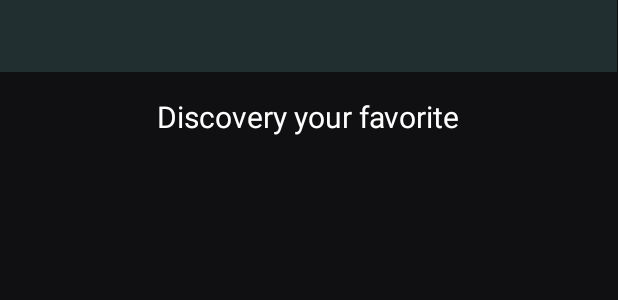
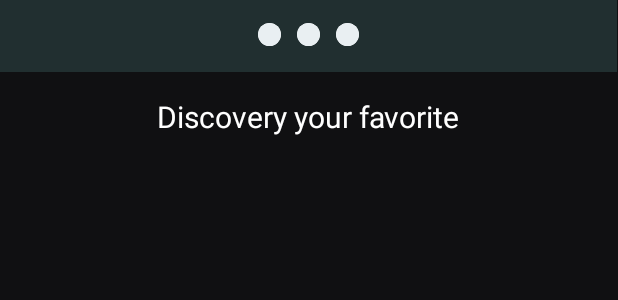
Before and after one commit to givemeapassword/Want_It, an Android app: the layout fragment_page_second.xml on its own in the app's theme, with its tools: preview values and no code run, on a phone screen of 412 x 824 dp. Shown: the top 300 px of the screen. Run offline under Robolectric (Android 15) with nearby library versions, the phone set to English and light mode, and no system bars.

```diff
--- a/app/src/main/java/com/example/wantit/MainActivity.kt
+++ b/app/src/main/java/com/example/wantit/MainActivity.kt
@@ -6,6 +6,8 @@ import android.os.Build
 import android.os.Bundle
 import android.view.View
 import android.widget.GridView
+import android.widget.ImageView
+import android.widget.LinearLayout
 import androidx.annotation.RequiresApi
 
 import androidx.appcompat.app.AppCompatActivity
@@ -16,6 +18,12 @@ import androidx.viewpager2.widget.ViewPager2
 
 class MainActivity : AppCompatActivity() {
     private var view: View? = null
+
+    private lateinit var iva1: ImageView
+    private lateinit var iva2: ImageView
+    private lateinit var iva3: ImageView
+
+
     private var gridView: GridView? = null
     private var arrayList: ArrayList<GridItem>? = null
     private var gridAdapter: GridAdapter? = null
@@ -27,10 +35,13 @@ class MainActivity : AppCompatActivity() {
     override fun onCreate(savedInstanceState: Bundle?) {
         super.onCreate(savedInstanceState)
         setContentView(R.layout.activity_main)
+
+
         get_permission()
 
         //viewPager
         val viewPager: ViewPager2 = findViewById(R.id.view_pager)
+
 
         val fragments: ArrayList<Fragment> = arrayListOf(
             PageMainFragment(),
@@ -38,6 +49,7 @@ class MainActivity : AppCompatActivity() {
         )
         val adapter = ViewPagerAdapter(fragments, this)
         viewPager.adapter = adapter
+
 
 
 
@@ -58,7 +70,6 @@ class MainActivity : AppCompatActivity() {
             }
 
             override fun onPageSelected(position: Int) {
-
                 super.onPageSelected(position)
             }
 
@@ -68,6 +79,9 @@ class MainActivity : AppCompatActivity() {
 
         })
         }
+
+
+
 
     @RequiresApi(Build.VERSION_CODES.M)
     override fun onRequestPermissionsResult(
@@ -88,6 +102,8 @@ class MainActivity : AppCompatActivity() {
             requestPermissions(arrayOf(android.Manifest.permission.CAMERA), 101)
         }
     }
+
+
 
     //переход на настройки
     fun clickSetting(view: View){
--- a/app/src/main/java/com/example/wantit/ViewPagerAdapter.kt
+++ b/app/src/main/java/com/example/wantit/ViewPagerAdapter.kt
@@ -5,6 +5,7 @@ import androidx.fragment.app.Fragment
 import androidx.viewpager2.adapter.FragmentStateAdapter
 
 class ViewPagerAdapter(val items: ArrayList<Fragment>,activity: AppCompatActivity):FragmentStateAdapter(activity) {
+
     override fun getItemCount(): Int {
         return items.size
     }
@@ -14,4 +15,5 @@ class ViewPagerAdapter(val items: ArrayList<Fragment>,activity: AppCompatActivit
     }
 
 
+
 }
--- a/app/src/main/res/layout/fragment_page_second.xml
+++ b/app/src/main/res/layout/fragment_page_second.xml
@@ -56,6 +56,60 @@
         app:layout_constraintTop_toBottomOf="@+id/textView3" >
     </GridView>
 
+    <LinearLayout
+        android:layout_width="match_parent"
+        android:layout_height="match_parent"
+        android:orientation="horizontal"
+        android:gravity="center_horizontal"
+        android:layout_marginTop="10dp">
+
+        <androidx.cardview.widget.CardView
+            android:layout_width="15dp"
+            android:layout_height="15dp"
+            app:cardElevation="0dp"
+            android:layout_margin="5dp"
+            app:cardCornerRadius="20dp">
+            <ImageView
+                android:layout_width="match_parent"
+                android:layout_height="match_parent"
+                android:id="@+id/iva1"
+                android:src="@color/teal_700">
+
+            </ImageView>
+
+        </androidx.cardview.widget.CardView>
+        <androidx.cardview.widget.CardView
+            android:layout_width="15dp"
+            android:layout_height="15dp"
+            app:cardElevation="0dp"
+            android:layout_margin="5dp"
+            app:cardCornerRadius="20dp">
+            <ImageView
+                android:layout_width="match_parent"
+                android:layout_height="match_parent"
+                android:id="@+id/iva2"
+                android:src="@color/teal_700">
+
+            </ImageView>
+
+        </androidx.cardview.widget.CardView>
+        <androidx.cardview.widget.CardView
+            android:layout_width="15dp"
+            android:layout_height="15dp"
+            app:cardElevation="0dp"
+            android:layout_margin="5dp"
+            app:cardCornerRadius="20dp">
+            <ImageView
+                android:layout_width="match_parent"
+                android:layout_height="match_parent"
+                android:id="@+id/iva3"
+                android:src="@color/teal_700">
+
+            </ImageView>
+
+        </androidx.cardview.widget.CardView>
+
+    </LinearLayout>
 
     <androidx.constraintlayout.widget.Guideline
         android:id="@+id/guideline"
```
